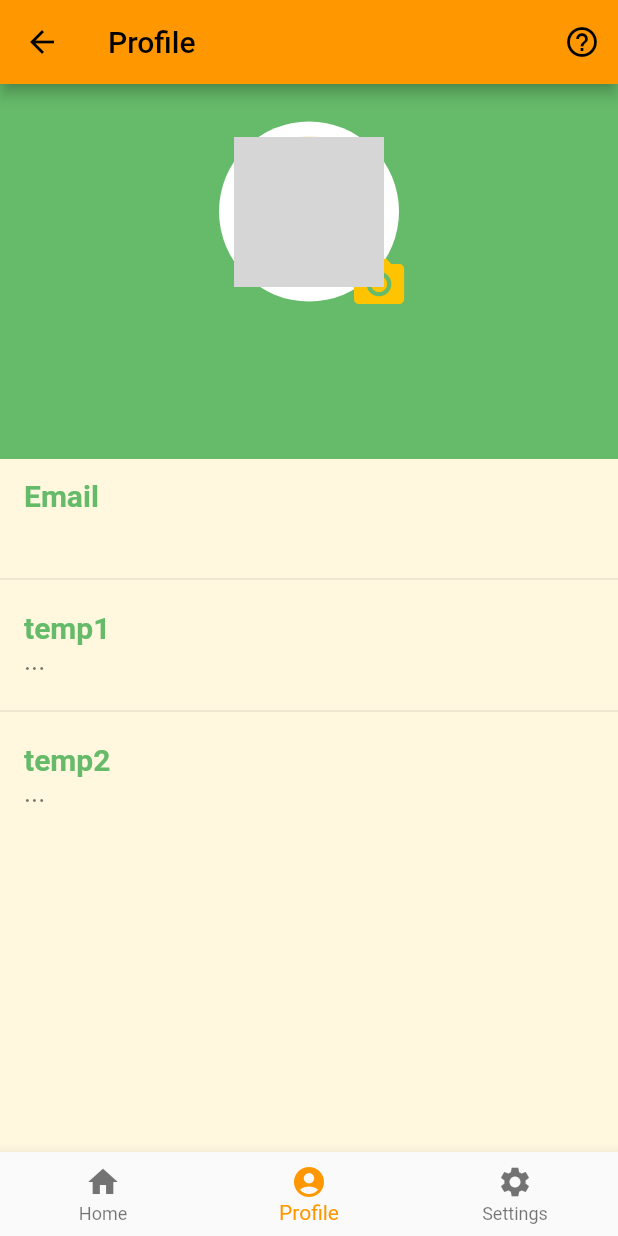
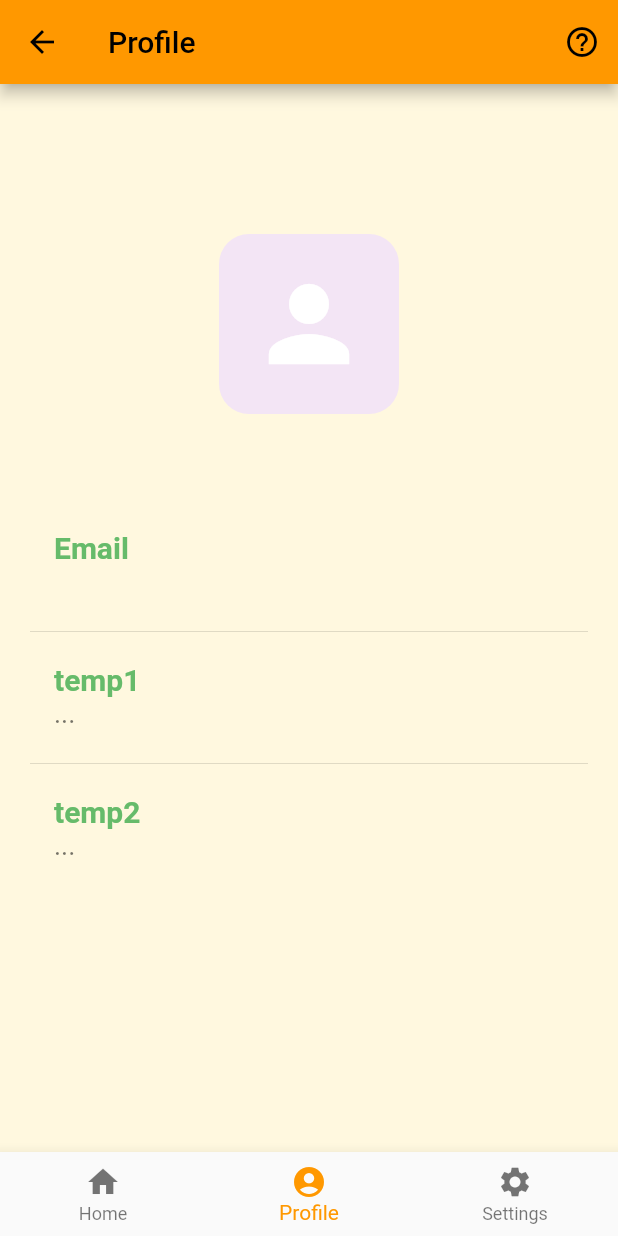
Before and after one commit to bsalloum123/lsat_prep_app_2, a Flutter app: the BasicBottomNavBar screen opened directly with empty values, item 2 of the bottom bar chosen, on a phone screen of 412 x 824 dp. Run offline on Flutter 3.47's test engine with Material 2 defaults, Android fonts, the phone set to English and light mode, and no system bars; our stand-ins replace cloud_firestore, firebase_auth, firebase_core, firebase_storage, image_picker; accounts and stored records are empty; grey boxes are pictures that could not be loaded.

Commit message:
Changed profile page to new template

```diff
--- a/lib/Prof_Page.dart
+++ b/lib/Prof_Page.dart
@@ -7,7 +7,8 @@ import 'currentUser.dart';
 
 
 class Prof_Page extends StatefulWidget{
-  const Prof_Page({Key? key}) : super (key: key);
+  const Prof_Page({super.key, required this.currentUser});
+  final CurrentUser currentUser;
 
   @override
   _Prof_PageScreenState createState() => _Prof_PageScreenState();
@@ -46,7 +47,7 @@ class _Prof_PageScreenState extends State<Prof_Page>{
     screenWidth = MediaQuery.of(context).size.width;
     return Scaffold(
       body: SingleChildScrollView(
-        padding: EdgeInsets.all(20),
+        padding: const EdgeInsets.all(20),
         child: Column(
           children: [
             GestureDetector(
@@ -54,12 +55,12 @@ class _Prof_PageScreenState extends State<Prof_Page>{
                 pickLoadImage();
               },
               child: Container(
-                margin: EdgeInsets.only(top: 80),
+                margin: const EdgeInsets.only(top: 80),
                 width: 120,
                 height: 120,
                 alignment: Alignment.center,
                 decoration: BoxDecoration(
-                  borderRadius: BorderRadius.all(Radius.circular(20.0)),
+                  borderRadius: const BorderRadius.all(Radius.circular(20.0)),
                   color: primary
                 ),
               child: Center(
@@ -70,15 +71,65 @@ class _Prof_PageScreenState extends State<Prof_Page>{
               ),
             ),
             Container(
-              margin: EdgeInsets.only(top:24),
+              margin: const EdgeInsets.only(top:24),
               alignment: Alignment.center,
               child: Text(
-                  widget.currentUser.firstName + ' ' + widget.currentUser.lastName, //
-                  style: TextStyle(
+                  '${widget.currentUser.firstName} ${widget.currentUser.lastName}', //
+                  style: const TextStyle(
                          fontSize: 35,
                          fontWeight: FontWeight.bold,
-                         color: Colors.white,
+                         color: Colors.green,
                        ),
+              ),
+            ),
+            Container(
+              child: Column(
+                children: <Widget>[
+                  ListTile(
+                    title: Text(
+                      'Email',
+                      style: TextStyle(
+                        color: Colors.green[400],
+                        fontSize: 20,
+                        fontWeight: FontWeight.bold,
+                      ),
+                    ),
+                    subtitle: Text(
+                      widget.currentUser.email,
+                      style: TextStyle(fontSize: 18),
+                    ),
+                  ),
+                  Divider(),
+                  ListTile(
+                    title: Text(
+                      'temp1',
+                      style: TextStyle(
+                        color: Colors.green[400],
+                        fontSize: 20,
+                        fontWeight: FontWeight.bold,
+                      ),
+                    ),
+                    subtitle: Text(
+                      '...',
+                      style: TextStyle(fontSize: 18),
+                    ),
+                  ),
+                  Divider(),
+                  ListTile(
+                    title: Text(
+                      'temp2',
+                      style: TextStyle(
+                        color: Colors.green[400],
+                        fontSize: 20,
+                        fontWeight: FontWeight.bold,
+                      ),
+                    ),
+                    subtitle: Text(
+                      '...',
+                      style: TextStyle(fontSize: 18),
+                    ),
+                  ),
+                ],
               ),
             )
 
--- a/lib/navBar.dart
+++ b/lib/navBar.dart
@@ -1,6 +1,7 @@
 // The BasicBottomNavBar class creates the variables for the navigation bar
 import 'package:flutter/cupertino.dart';
 import 'package:flutter/material.dart';
+import 'package:lsat_prep_app_2/Prof_Page.dart';
 import 'package:lsat_prep_app_2/homePage.dart';
 import 'package:lsat_prep_app_2/profile_page.dart';
 import 'package:lsat_prep_app_2/settings.dart';
@@ -23,7 +24,8 @@ class _BasicBottomNavBarState extends State<BasicBottomNavBar> {
   // This list calls all the other pages
   late final List<Widget> _pages = <Widget>[
     homePage(),
-    ProfilePage(currentUser: user),
+    Prof_Page(currentUser: user),
+    //ProfilePage(currentUser: user),
     settings()
   ];
 
--- a/lib/profile_page.dart
+++ b/lib/profile_page.dart
@@ -1,7 +1,7 @@
 import 'package:flutter/material.dart';
 import 'package:image_picker/image_picker.dart';
 import 'package:lsat_prep_app_2/colorSchemes.dart';
-import 'colorSchemes.dart';
+import 'package:firebase_storage/firebase_storage.dart';
 import 'currentUser.dart';
 
 
@@ -62,7 +62,7 @@ class _ProfilePageState extends State<ProfilePage> {
                             ),
                           ],
                         ),
-                        SizedBox(
+                        const SizedBox(
                           height: 10,
                         ),
                         Text(widget.currentUser.firstName + ' ' + widget.currentUser.lastName,
--- a/pubspec.yaml
+++ b/pubspec.yaml
@@ -40,6 +40,7 @@ dependencies:
   firebase_auth: ^4.2.9
   cloud_firestore: ^4.4.3
   image_picker: ^0.8.7+1
+  firebase_storage: ^11.1.0
 
 dev_dependencies:
   flutter_test:
```
